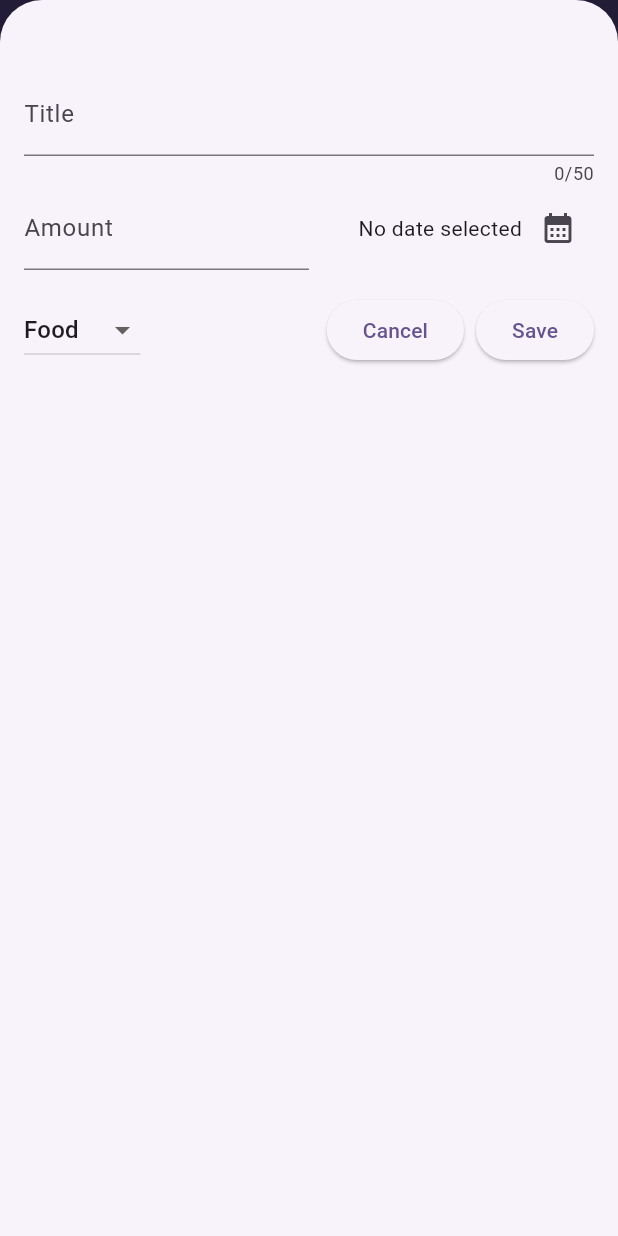
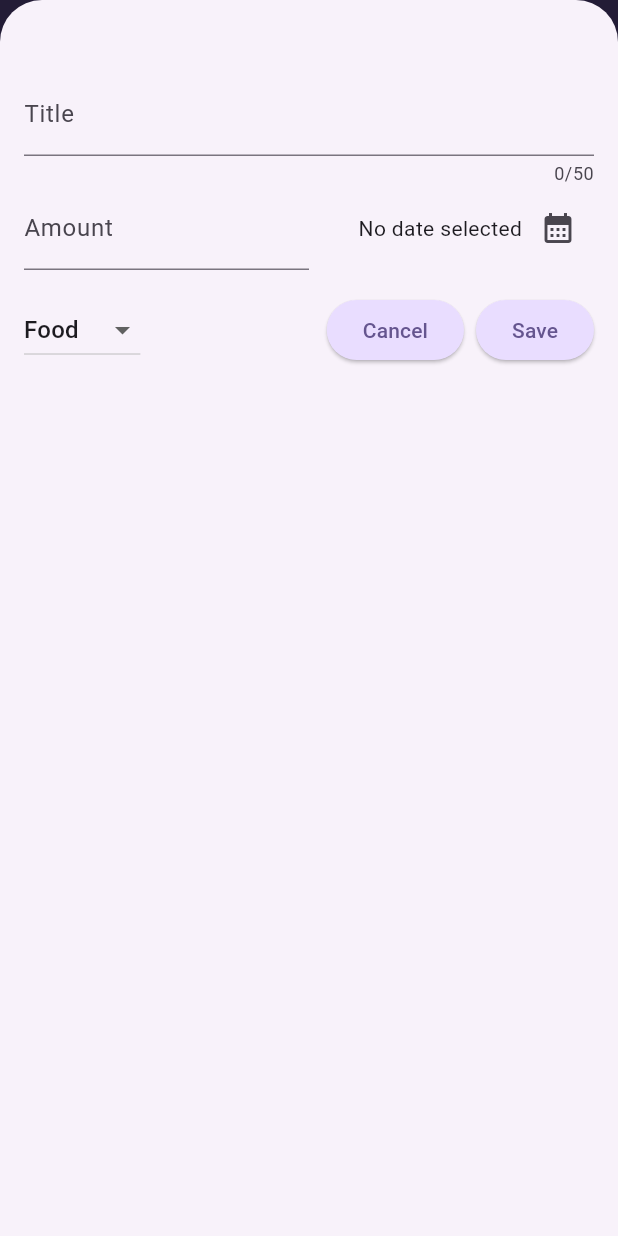
Before and after one commit to cadu-miranda/expense_tracker, a Flutter app: the screen it shows after launch, after a tap on the "add" icon, on a phone screen of 412 x 824 dp. Run offline on Flutter 3.47's test engine with Material 3 defaults, Android fonts, the phone set to English and light mode, and no system bars.

Commit message:
Enhance dark theme support and update version to 1.4.0; improve text styling and dismissible background in expense list

```diff
--- a/lib/main.dart
+++ b/lib/main.dart
@@ -5,16 +5,50 @@ final ColorScheme kColorScheme = ColorScheme.fromSeed(
   seedColor: const Color.fromARGB(255, 96, 59, 181),
 );
 
+final ColorScheme kDarkColorScheme = ColorScheme.fromSeed(
+  brightness: Brightness.dark,
+  seedColor: const Color.fromARGB(255, 5, 99, 125),
+);
+
 void main() {
   runApp(MaterialApp(
     debugShowCheckedModeBanner: false,
-    home: const ExpensesScreen(),
+    darkTheme: ThemeData.dark().copyWith(
+      colorScheme: kDarkColorScheme,
+      cardTheme: const CardTheme().copyWith(
+        color: kDarkColorScheme.secondaryContainer,
+        margin: const EdgeInsets.symmetric(vertical: 8, horizontal: 16),
+      ),
+      elevatedButtonTheme: ElevatedButtonThemeData(
+        style: ElevatedButton.styleFrom(
+          backgroundColor: kDarkColorScheme.primaryContainer,
+          foregroundColor: kDarkColorScheme.onPrimaryContainer,
+        ),
+      ),
+    ),
     theme: ThemeData().copyWith(
       colorScheme: kColorScheme,
       appBarTheme: const AppBarTheme().copyWith(
         backgroundColor: kColorScheme.onPrimaryContainer,
         foregroundColor: kColorScheme.primaryContainer,
       ),
+      cardTheme: const CardTheme().copyWith(
+        color: kColorScheme.secondaryContainer,
+        margin: const EdgeInsets.symmetric(vertical: 8, horizontal: 16),
+      ),
+      elevatedButtonTheme: ElevatedButtonThemeData(
+        style: ElevatedButton.styleFrom(
+          backgroundColor: kColorScheme.primaryContainer,
+        ),
+      ),
+      textTheme: ThemeData().textTheme.copyWith(
+            titleLarge: TextStyle(
+              fontWeight: FontWeight.bold,
+              color: kColorScheme.onSecondaryContainer,
+              fontSize: 16,
+            ),
+          ),
     ),
+    home: const ExpensesScreen(),
   ));
 }
--- a/lib/widgets/expense_item.dart
+++ b/lib/widgets/expense_item.dart
@@ -17,8 +17,12 @@ class ExpenseItem extends StatelessWidget {
         child: Padding(
           padding: const EdgeInsets.symmetric(horizontal: 20, vertical: 16),
           child: Column(
+            crossAxisAlignment: CrossAxisAlignment.start,
             children: [
-              Text(registeredExpense.title),
+              Text(
+                registeredExpense.title,
+                style: Theme.of(context).textTheme.titleLarge,
+              ),
               const SizedBox(height: 4),
               Row(
                 children: [
--- a/lib/widgets/expenses_list.dart
+++ b/lib/widgets/expenses_list.dart
@@ -19,6 +19,12 @@ class ExpensesList extends StatelessWidget {
       itemCount: registeredExpenses.length,
       itemBuilder: (BuildContext context, int index) => Dismissible(
         key: ValueKey(registeredExpenses[index]),
+        background: Container(
+          color: Theme.of(context).colorScheme.error.withOpacity(0.75),
+          margin: EdgeInsets.symmetric(
+            horizontal: Theme.of(context).cardTheme.margin!.horizontal,
+          ),
+        ),
         onDismissed: (DismissDirection? direction) {
           removeExpense(registeredExpenses[index]);
         },
--- a/pubspec.yaml
+++ b/pubspec.yaml
@@ -16,7 +16,7 @@ publish_to: 'none' # Remove this line if you wish to publish to pub.dev
 # https://developer.apple.com/library/archive/documentation/General/Reference/InfoPlistKeyReference/Articles/CoreFoundationKeys.html
 # In Windows, build-name is used as the major, minor, and patch parts
 # of the product and file versions while build-number is used as the build suffix.
-version: 1.3.0+1
+version: 1.4.0+1
 
 environment:
   sdk: ^3.5.4
```
